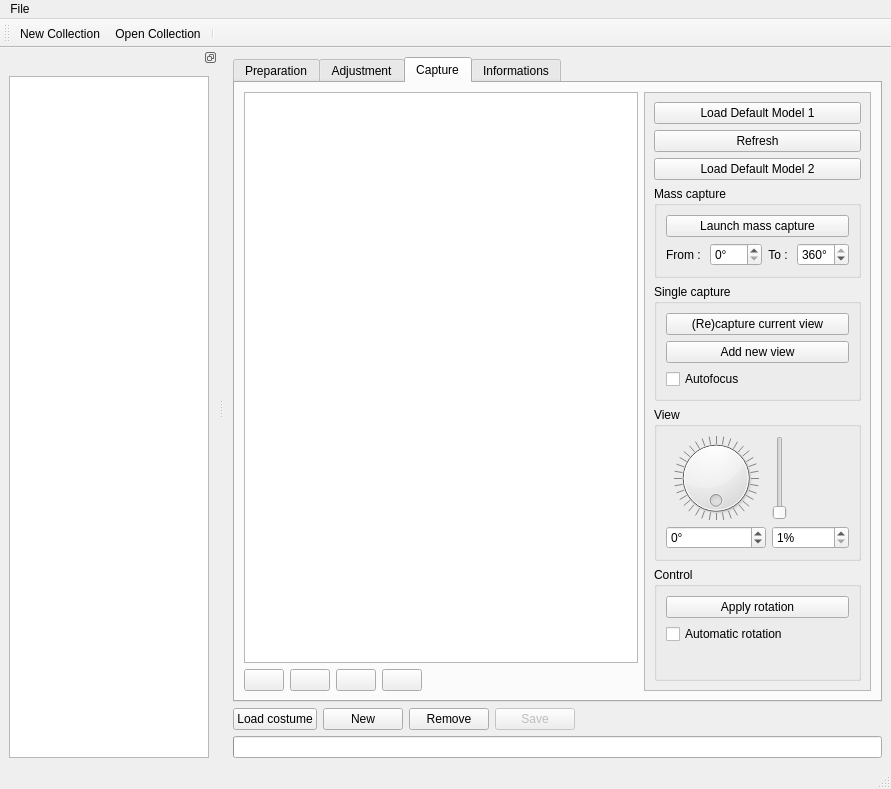
plule/pfe-costumes, file pc/master/mainwindow.ui: the form before one commit.
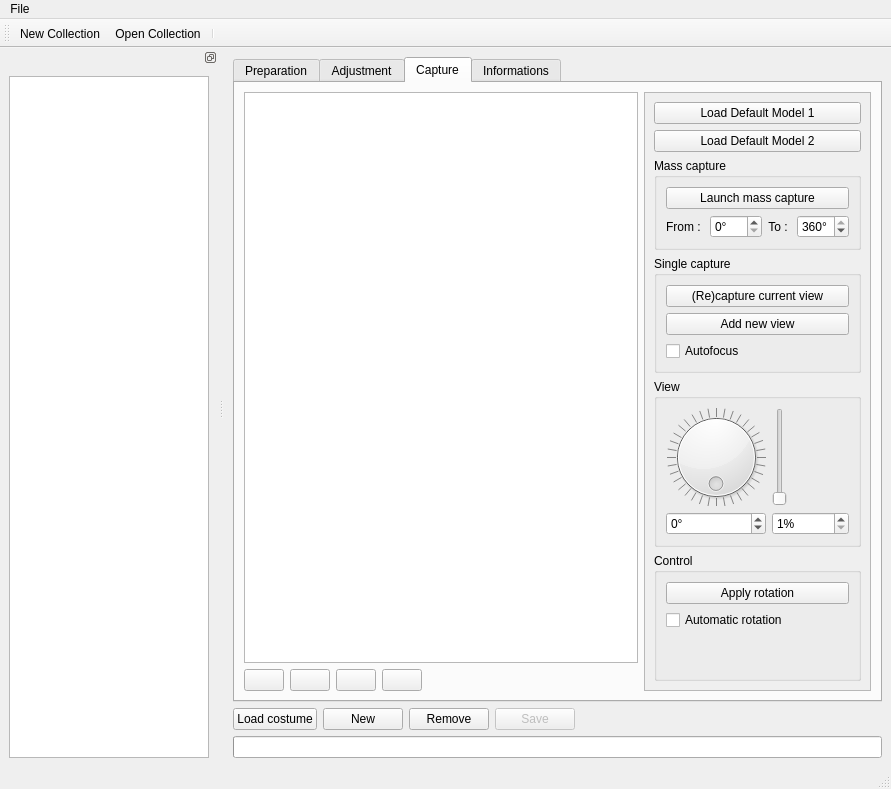
The form after the commit. Icons and pictures are not drawn. Custom widgets are drawn as their Qt base class.

Patch:
```diff
--- a/pc/master/mainwindow.ui
+++ b/pc/master/mainwindow.ui
@@ -248,7 +248,7 @@
                <x>0</x>
                <y>0</y>
                <width>246</width>
-               <height>588</height>
+               <height>550</height>
               </rect>
              </property>
              <layout class="QVBoxLayout" name="verticalLayout_8">
@@ -259,21 +259,6 @@
                 </property>
                </widget>
               </item>
-              <item>
-               <widget class="QPushButton" name="refreshButton">
-                <property name="enabled">
-                 <bool>true</bool>
-                </property>
-                <property name="text">
-                 <string>Refresh</string>
-                </property>
-                <property name="icon">
-                 <iconset theme="view-refresh">
-                  <normaloff/>
-                 </iconset>
-                </property>
-               </widget>
-              </item>
               <item>
                <widget class="QPushButton" name="manButton">
                 <property name="text">
```
